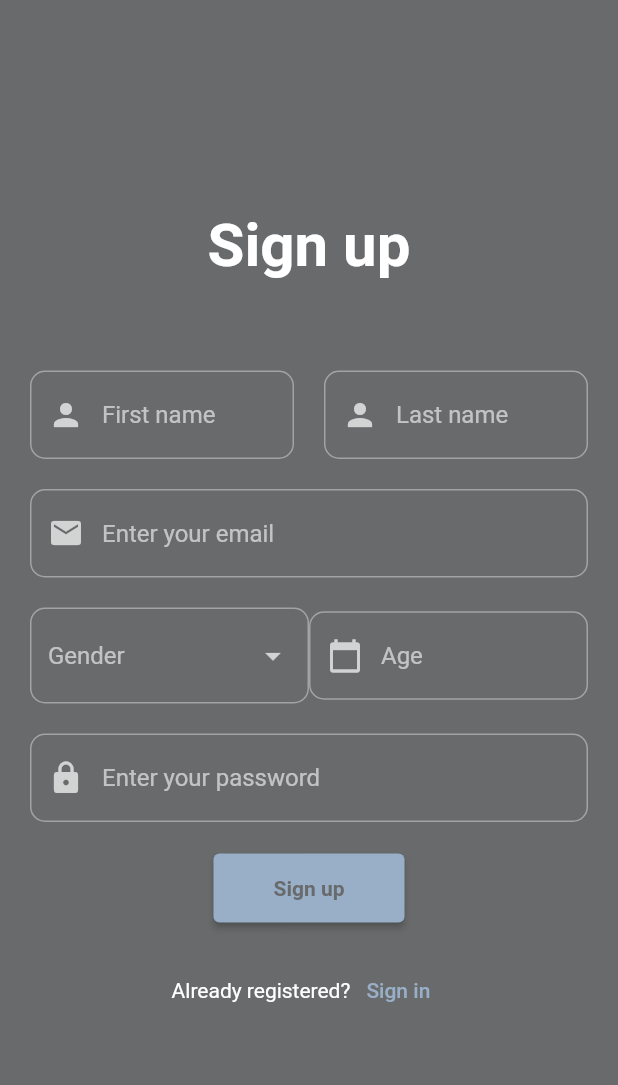
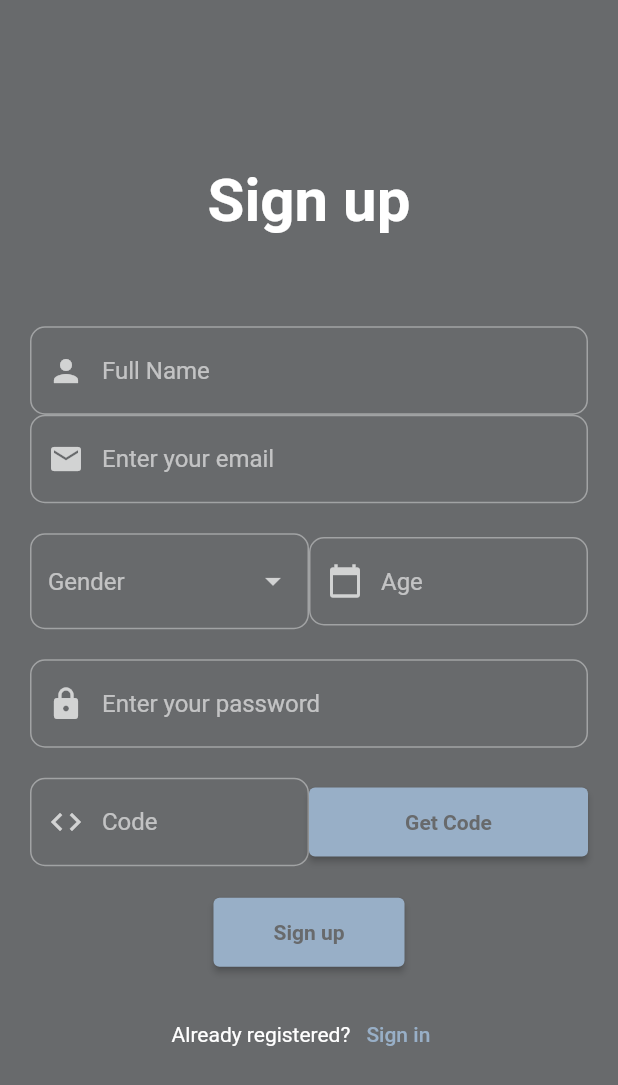
Before and after one commit to Ace-He/SEPT-Group3, a Flutter app: the screen it shows after launch, after a tap on "Sign in", after a tap on "Create an account", on a phone screen of 412 x 824 dp. Shown: the top 1085 px of the screen. Run offline on Flutter 3.47's test engine with Material 2 defaults, Android fonts, the phone set to English and light mode, and no system bars; our stand-ins replace dio, email_validator; network calls fail.

Commit message:
Completed Login and Register

```diff
--- a/lib/login.dart
+++ b/lib/login.dart
@@ -1,3 +1,5 @@
+import 'dart:convert';
+
 import 'package:email_validator/email_validator.dart';
 import 'package:flutter/material.dart';
 import 'register.dart';
@@ -17,18 +19,21 @@ class _LoginPageState extends State<LoginPage> {
   var rememberValue = false;
   late TextEditingController emailController = TextEditingController();
   late TextEditingController passwordController = TextEditingController();
+  late TextEditingController codeController = TextEditingController();
 
   loginMethod() async {
     Map<String, dynamic> data = {
       "email": emailController.text,
       "password": passwordController.text,
+      "code": codeController.text,
+      "userType": 2,
     };
     Response response = await Dio().post(
-      "http://127.0.0.1:8083/login",
-      data: data,
+      "http://127.0.0.1:8081/nd/login",
+      data: jsonEncode(data),
     );
     print("http parameters start：");
-    print(data);
+    print(jsonEncode(data));
     print("http parameters end：");
 
     print("http request start");
@@ -42,6 +47,7 @@ class _LoginPageState extends State<LoginPage> {
       map = response.data;
     }
 
+
     // Update when merged with home page
     // if (map["code"].toString() == "200")
     // {
@@ -52,6 +58,13 @@ class _LoginPageState extends State<LoginPage> {
     //     ),
     //   );
     // }
+  }
+
+  getCodeMethod() async{
+    Response response = await Dio().get(
+        "http://localhost:8081/nd/verify/image/00@qq.com"
+    );
+    codeController.text = response.data;
   }
 
   @override
@@ -82,6 +95,7 @@ class _LoginPageState extends State<LoginPage> {
                     validator: (value) => EmailValidator.validate(value!)
                         ? null
                         : "Please enter a valid email",
+                    controller: emailController,
                     maxLines: 1,
                     decoration: InputDecoration(
                       hintText: 'Enter your email',
@@ -101,6 +115,7 @@ class _LoginPageState extends State<LoginPage> {
                       }
                       return null;
                     },
+                    controller: passwordController,
                     maxLines: 1,
                     obscureText: true,
                     decoration: InputDecoration(
@@ -122,6 +137,45 @@ class _LoginPageState extends State<LoginPage> {
                       });
                     },
                     controlAffinity: ListTileControlAffinity.leading,
+                  ),
+                  const SizedBox(
+                    height: 20,
+                  ),
+                  Row(
+                      children: [
+                        Expanded(
+                          child: TextFormField(
+                            controller: codeController,
+                            maxLines: 1,
+                            decoration: InputDecoration(
+                              hintText: 'Code',
+                              prefixIcon: const Icon(Icons.code),
+                              border: OutlineInputBorder(
+                                borderRadius: BorderRadius.circular(10),
+                              ),
+                            ),
+                          ),
+                        ),
+                        const SizedBox(
+                          height: 20,
+                        ),
+                        Expanded(
+                          child: ElevatedButton(
+                            onPressed: () {
+                              getCodeMethod();
+                            },
+                            style: ElevatedButton.styleFrom(
+                              padding: const EdgeInsets.fromLTRB(40, 15, 40, 15),
+                            ),
+                            child: const Text(
+                              'Get Code',
+                              style: TextStyle(
+                                fontWeight: FontWeight.bold,
+                              ),
+                            ),
+                          ),
+                        ),
+                      ]
                   ),
                   const SizedBox(
                     height: 20,
--- a/lib/register.dart
+++ b/lib/register.dart
@@ -1,3 +1,5 @@
+import 'dart:convert';
+
 import 'package:email_validator/email_validator.dart';
 import 'package:flutter/material.dart';
 import 'login.dart';
@@ -16,30 +18,30 @@ class _RegisterPageState extends State<RegisterPage> {
   final _formKey = GlobalKey<FormState>();
   late String groupValue = "sex";
   late bool isRegister = false;
-  late TextEditingController firstNameController = TextEditingController();
-  late TextEditingController lastNameController = TextEditingController();
+  late TextEditingController codeController = TextEditingController();
+  late TextEditingController userNameController = TextEditingController();
   late TextEditingController emailController = TextEditingController();
   late TextEditingController ageController = TextEditingController();
   late TextEditingController passwordController = TextEditingController();
 
   registerMethod() async {
     Map<String, dynamic> data = {
-      "first name": firstNameController.text,
-      "last name": lastNameController.text,
+      "code": codeController.text,
+      "userName": userNameController.text,
       "email": emailController.text,
       "sex": groupValue,
-      "age": ageController.text,
-      "flag": "2",
+      "age": int.parse(ageController.text),
       "password": passwordController.text,
+      "userType": 2,
     };
 
     print(data);
     Response response = await Dio().post(
-      "http://127.0.0.1:8083/register",
-      data: data,
+      "http://127.0.0.1:8081/nd/register",
+      data: jsonEncode(data),
     );
     print("http parameters start：");
-    print(data);
+    print(jsonEncode(data));
     print("http parameters end：");
 
     print("http request start");
@@ -58,6 +60,13 @@ class _RegisterPageState extends State<RegisterPage> {
         isRegister = false;
       });
     }
+  }
+
+  getCodeMethod() async{
+    Response response = await Dio().get(
+      "http://localhost:8081/nd/verify/image/00@qq.com"
+    );
+    codeController.text = response.data;
   }
 
   @override
@@ -88,26 +97,10 @@ class _RegisterPageState extends State<RegisterPage> {
                     children: [
                       Expanded(
                         child: TextFormField(
-                          controller: firstNameController,
+                          controller: userNameController,
                           maxLines: 1,
                           decoration: InputDecoration(
-                            hintText: 'First name',
-                            prefixIcon: const Icon(Icons.person),
-                            border: OutlineInputBorder(
-                              borderRadius: BorderRadius.circular(10),
-                            ),
-                          ),
-                        ),
-                      ),
-                      const SizedBox(
-                        width: 20,
-                      ),
-                      Expanded(
-                        child: TextFormField(
-                          controller: lastNameController,
-                          maxLines: 1,
-                          decoration: InputDecoration(
-                            hintText: 'Last name',
+                            hintText: 'Full Name',
                             prefixIcon: const Icon(Icons.person),
                             border: OutlineInputBorder(
                               borderRadius: BorderRadius.circular(10),
@@ -118,7 +111,7 @@ class _RegisterPageState extends State<RegisterPage> {
                     ],
                   ),
                   const SizedBox(
-                    height: 20,
+                    width: 20,
                   ),
                   TextFormField(
                     controller: emailController,
@@ -200,6 +193,45 @@ class _RegisterPageState extends State<RegisterPage> {
                   const SizedBox(
                     height: 20,
                   ),
+                  Row(
+                      children: [
+                        Expanded(
+                          child: TextFormField(
+                            controller: codeController,
+                            maxLines: 1,
+                            decoration: InputDecoration(
+                              hintText: 'Code',
+                              prefixIcon: const Icon(Icons.code),
+                              border: OutlineInputBorder(
+                                borderRadius: BorderRadius.circular(10),
+                              ),
+                            ),
+                          ),
+                        ),
+                        const SizedBox(
+                          height: 20,
+                        ),
+                        Expanded(
+                          child: ElevatedButton(
+                            onPressed: () {
+                              getCodeMethod();
+                            },
+                            style: ElevatedButton.styleFrom(
+                              padding: const EdgeInsets.fromLTRB(40, 15, 40, 15),
+                            ),
+                            child: const Text(
+                              'Get Code',
+                              style: TextStyle(
+                                fontWeight: FontWeight.bold,
+                              ),
+                            ),
+                          ),
+                        ),
+                      ]
+                  ),
+                  const SizedBox(
+                    height: 20,
+                  ),
                   ElevatedButton(
                     onPressed: () {
                       if (_formKey.currentState!.validate()) {
```
Also changed, not shown: 20 other files.
